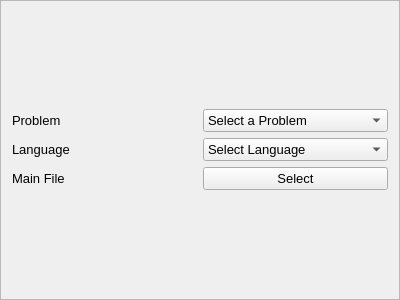
Qt form source/JudgeClient/forms/FrameSubmit.ui (mysterylx/Judge) before a commit.
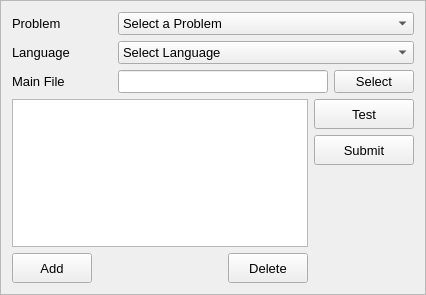
The same form after that commit.

Commit message: Client的Submit界面基本完成。

Diff of the .ui file:
```diff
--- a/source/JudgeClient/forms/FrameSubmit.ui
+++ b/source/JudgeClient/forms/FrameSubmit.ui
@@ -6,10 +6,16 @@
    <rect>
     <x>0</x>
     <y>0</y>
-    <width>400</width>
-    <height>300</height>
+    <width>426</width>
+    <height>295</height>
    </rect>
   </property>
+  <property name="sizePolicy">
+   <sizepolicy hsizetype="Expanding" vsizetype="Expanding">
+    <horstretch>0</horstretch>
+    <verstretch>0</verstretch>
+   </sizepolicy>
+  </property>
   <property name="font">
    <font>
     <family>Arial</family>
@@ -27,12 +33,15 @@
   </property>
   <layout class="QVBoxLayout" name="verticalLayout_2">
    <item>
-    <layout class="QGridLayout" name="gridLayout">
-     <property name="sizeConstraint">
-      <enum>QLayout::SetFixedSize</enum>
-     </property>
+    <layout class="QGridLayout" name="selectionLayout">
      <item row="0" column="0">
       <widget class="QLabel" name="problemLabel">
+       <property name="minimumSize">
+        <size>
+         <width>100</width>
+         <height>0</height>
+        </size>
+       </property>
        <property name="text">
         <string>Problem</string>
        </property>
@@ -40,6 +49,12 @@
      </item>
      <item row="0" column="1">
       <widget class="QComboBox" name="problemComboBox">
+       <property name="sizePolicy">
+        <sizepolicy hsizetype="Expanding" vsizetype="Fixed">
+         <horstretch>0</horstretch>
+         <verstretch>0</verstretch>
+        </sizepolicy>
+       </property>
        <item>
         <property name="text">
          <string>Select a Problem</string>
@@ -49,6 +64,12 @@
      </item>
      <item row="1" column="0">
       <widget class="QLabel" name="languageLabel">
+       <property name="minimumSize">
+        <size>
+         <width>100</width>
+         <height>0</height>
+        </size>
+       </property>
        <property name="text">
         <string>Language</string>
        </property>
@@ -56,6 +77,12 @@
      </item>
      <item row="1" column="1">
       <widget class="QComboBox" name="languageComboBox">
+       <property name="sizePolicy">
+        <sizepolicy hsizetype="Expanding" vsizetype="Fixed">
+         <horstretch>0</horstretch>
+         <verstretch>0</verstretch>
+        </sizepolicy>
+       </property>
        <item>
         <property name="text">
          <string>Select Language</string>
@@ -65,17 +92,123 @@
      </item>
      <item row="2" column="0">
       <widget class="QLabel" name="mainFileLabel">
+       <property name="minimumSize">
+        <size>
+         <width>100</width>
+         <height>0</height>
+        </size>
+       </property>
        <property name="text">
         <string>Main File</string>
        </property>
       </widget>
      </item>
      <item row="2" column="1">
-      <widget class="QPushButton" name="selectButton">
-       <property name="text">
-        <string>Select</string>
-       </property>
-      </widget>
+      <layout class="QHBoxLayout" name="horizontalLayout_2">
+       <item>
+        <widget class="QLineEdit" name="mainFileEdit"/>
+       </item>
+       <item>
+        <widget class="QPushButton" name="selectButton">
+         <property name="text">
+          <string>Select</string>
+         </property>
+        </widget>
+       </item>
+      </layout>
+     </item>
+    </layout>
+   </item>
+   <item>
+    <layout class="QGridLayout" name="additionalLayout">
+     <item row="0" column="0">
+      <widget class="QTableView" name="additionTableView"/>
+     </item>
+     <item row="0" column="1">
+      <layout class="QVBoxLayout" name="submitLayout">
+       <item>
+        <widget class="QPushButton" name="testButton">
+         <property name="minimumSize">
+          <size>
+           <width>100</width>
+           <height>30</height>
+          </size>
+         </property>
+         <property name="text">
+          <string>Test</string>
+         </property>
+        </widget>
+       </item>
+       <item>
+        <widget class="QPushButton" name="submitButton">
+         <property name="minimumSize">
+          <size>
+           <width>100</width>
+           <height>30</height>
+          </size>
+         </property>
+         <property name="text">
+          <string>Submit</string>
+         </property>
+        </widget>
+       </item>
+       <item>
+        <spacer name="submitSpacer">
+         <property name="orientation">
+          <enum>Qt::Vertical</enum>
+         </property>
+         <property name="sizeHint" stdset="0">
+          <size>
+           <width>20</width>
+           <height>40</height>
+          </size>
+         </property>
+        </spacer>
+       </item>
+      </layout>
+     </item>
+     <item row="1" column="0">
+      <layout class="QHBoxLayout" name="additionLayout">
+       <item>
+        <widget class="QPushButton" name="addButton">
+         <property name="minimumSize">
+          <size>
+           <width>80</width>
+           <height>30</height>
+          </size>
+         </property>
+         <property name="text">
+          <string>Add</string>
+         </property>
+        </widget>
+       </item>
+       <item>
+        <spacer name="additionalSpacer">
+         <property name="orientation">
+          <enum>Qt::Horizontal</enum>
+         </property>
+         <property name="sizeHint" stdset="0">
+          <size>
+           <width>40</width>
+           <height>20</height>
+          </size>
+         </property>
+        </spacer>
+       </item>
+       <item>
+        <widget class="QPushButton" name="deleteButton">
+         <property name="minimumSize">
+          <size>
+           <width>80</width>
+           <height>30</height>
+          </size>
+         </property>
+         <property name="text">
+          <string>Delete</string>
+         </property>
+        </widget>
+       </item>
+      </layout>
      </item>
     </layout>
    </item>
```
Left out of the diff: 2 changed lines with no effect on the pictures. The commit also changes 3 other files.
